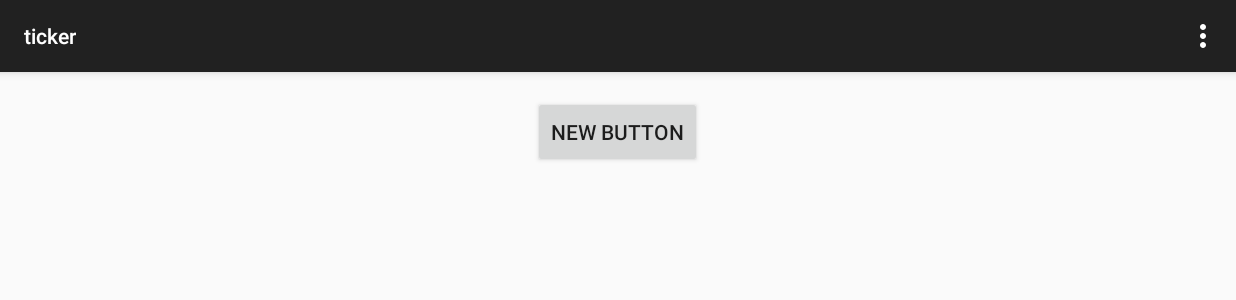
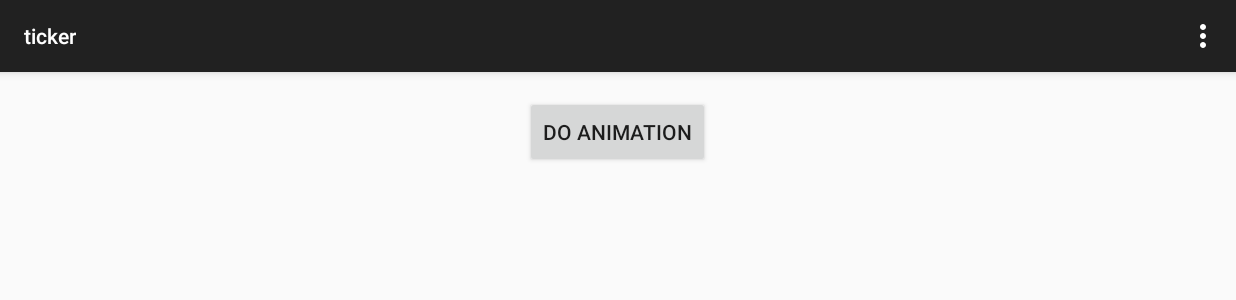
Before and after one commit to octohub/ticker, an Android app: the screen it shows after launch (MainActivity), on a phone screen of 824 x 412 dp (held sideways). Shown: the top 300 px of the screen. Run offline under Robolectric (Android 15) with nearby library versions, the phone set to English and light mode, and no system bars; 1 statement that could not run was skipped.

```diff
--- a/app/src/main/AndroidManifest.xml
+++ b/app/src/main/AndroidManifest.xml
@@ -3,6 +3,9 @@
     package="com.richdomapps.ticker" >
 
     <uses-permission android:name="android.permission.INTERNET" />
+    <uses-permission android:name="android.permission.WRITE_EXTERNAL_STORAGE" />
+    <uses-permission android:name="android.permission.READ_EXTERNAL_STORAGE" />
+
 
     <application
         android:allowBackup="true"
--- a/app/src/main/java/com/richdomapps/ticker/MainActivity.java
+++ b/app/src/main/java/com/richdomapps/ticker/MainActivity.java
@@ -17,6 +17,7 @@ import android.view.MenuItem;
 import android.view.View;
 import android.view.ViewGroup;
 import android.os.Build;
+import android.widget.TextView;
 
 import java.util.concurrent.Executors;
 import java.util.concurrent.ScheduledExecutorService;
@@ -27,6 +28,7 @@ public class MainActivity extends ActionBarActivity {
     //arbitrary change for guest branch
 
     private ScheduledExecutorService scheduleTaskExecutor = Executors.newScheduledThreadPool(1);
+    private static TextView offsetTextView;
 
     @Override
     protected void onCreate(Bundle savedInstanceState) {
@@ -38,11 +40,14 @@ public class MainActivity extends ActionBarActivity {
                     .commit();
         }
 
+
         scheduleTaskExecutor.scheduleAtFixedRate(new Runnable() {
             public void run() {
                 getOffsetTime(null);
             }
-        }, 5, 30, TimeUnit.SECONDS);
+        }, 11, 300, TimeUnit.SECONDS);
+
+
     }
 
     public void fullScreenActivity(View view){
@@ -50,6 +55,7 @@ public class MainActivity extends ActionBarActivity {
         intent.putExtra("offset", offset);
         startActivity(intent);
     }
+
 
 
     @Override
@@ -146,6 +152,7 @@ public class MainActivity extends ActionBarActivity {
             if (mIsBound) {
                 num = mBoundService.getOffsetFromService();
             }
+
             return num;
 
         }
@@ -154,6 +161,8 @@ public class MainActivity extends ActionBarActivity {
         @Override
         protected void onPostExecute(Long result) {
             offset = result;
+            String current = offsetTextView.getText().toString();
+            offsetTextView.setText(String.valueOf(current+":"+offset));
             Log.d("offset: ",String.valueOf(offset));
 
             //long currTime = System.currentTimeMillis()+offset;
@@ -174,6 +183,7 @@ public class MainActivity extends ActionBarActivity {
         public View onCreateView(LayoutInflater inflater, ViewGroup container,
                                  Bundle savedInstanceState) {
             View rootView = inflater.inflate(R.layout.fragment_main, container, false);
+            offsetTextView = (TextView) rootView.findViewById(R.id.offsetTextView);
             return rootView;
         }
     }
--- a/app/src/main/res/layout/activity_fullscreen_nexus_5.xml
+++ b/app/src/main/res/layout/activity_fullscreen_nexus_5.xml
@@ -10,7 +10,7 @@
         android:layout_width="match_parent"
         android:layout_height="match_parent">
 
-        <TextView
+        <com.richdomapps.ticker.GroovyTextView
             android:id="@+id/fullscreen_content"
             android:layout_width="wrap_content"
             android:layout_height="match_parent"
@@ -21,7 +21,7 @@
             android:textSize="50sp"
             android:textStyle="bold"
             android:gravity="center_vertical"
-            android:layout_marginLeft="-680px" />
+            android:layout_marginLeft="-555px" />
 
 
         <!--<TextView-->
--- a/app/src/main/res/layout/fragment_main.xml
+++ b/app/src/main/res/layout/fragment_main.xml
@@ -11,10 +11,19 @@
     <Button
         android:layout_width="wrap_content"
         android:layout_height="wrap_content"
-        android:text="New Button"
+        android:text="Do Animation"
         android:id="@+id/button"
         android:layout_alignParentTop="true"
         android:layout_centerHorizontal="true"
         android:onClick="fullScreenActivity" />
 
+    <TextView
+        android:layout_width="wrap_content"
+        android:layout_height="wrap_content"
+        android:textAppearance="?android:attr/textAppearanceLarge"
+        android:text=""
+        android:id="@+id/offsetTextView"
+        android:layout_below="@+id/button"
+        android:layout_centerHorizontal="true" />
+
 </RelativeLayout>
```
Also changed, not shown: app/src/main/java/com/richdomapps/ticker/FullscreenActivity.java (+45 -18 lines), app/src/main/java/com/richdomapps/ticker/GroovyTextView.java (added, +35 -0 lines), app/src/main/java/com/richdomapps/ticker/NTPService.java (+25 -11 lines), app/src/main/assets/fonts/coaster.ttf (added), 1 other file.
